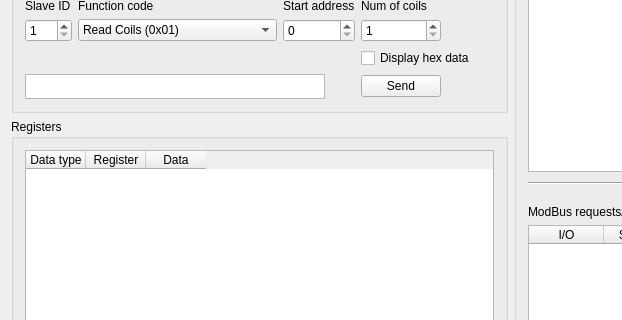
Qt form forms/mainwindow.ui (ed-chemnitz/qmodbus) before a commit; both pictures show x 0 to 622 and y 120 to 440 of the 1021 by 595 pixel window.
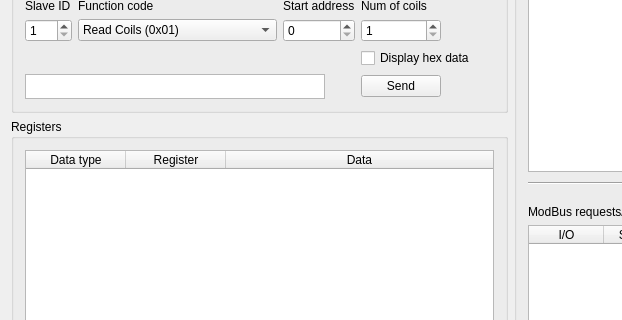
The same form after that commit. Icons and pictures are not drawn. Custom widgets are drawn as their Qt base class.

Commit message: Make column headers in reqTable wide enough by default

Patch:
```diff
--- a/forms/mainwindow.ui
+++ b/forms/mainwindow.ui
@@ -257,7 +257,10 @@
          <item>
           <widget class="QTableWidget" name="regTable">
            <attribute name="horizontalHeaderDefaultSectionSize">
-            <number>60</number>
+            <number>100</number>
+           </attribute>
+           <attribute name="horizontalHeaderStretchLastSection">
+            <bool>true</bool>
            </attribute>
            <attribute name="verticalHeaderVisible">
             <bool>false</bool>
```
